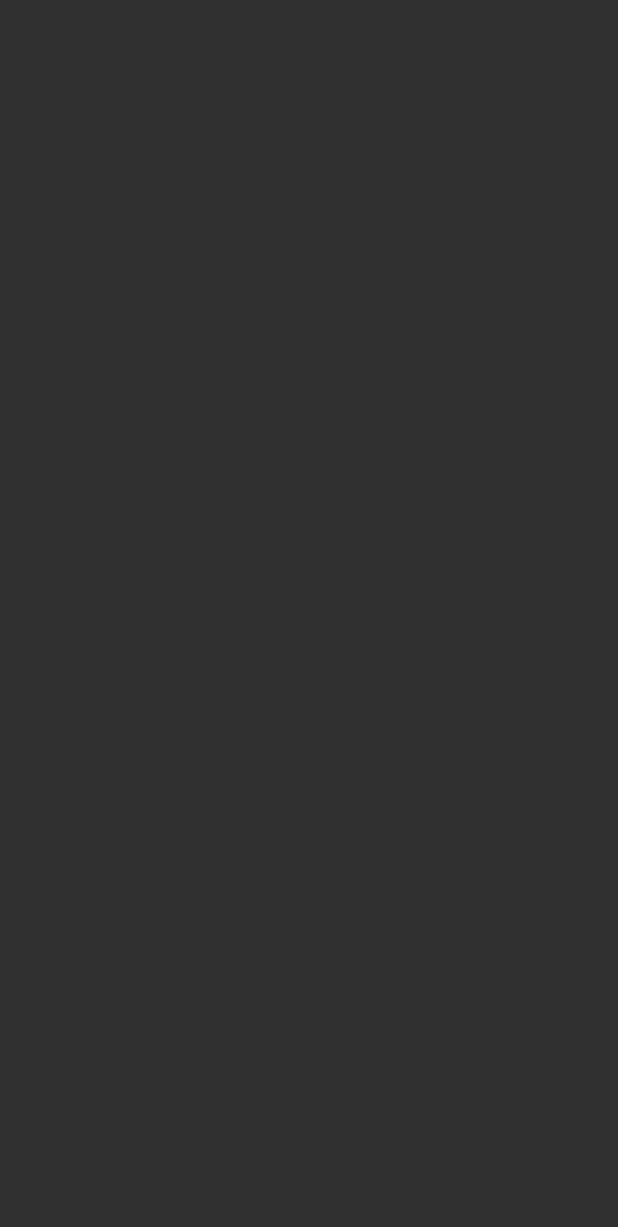
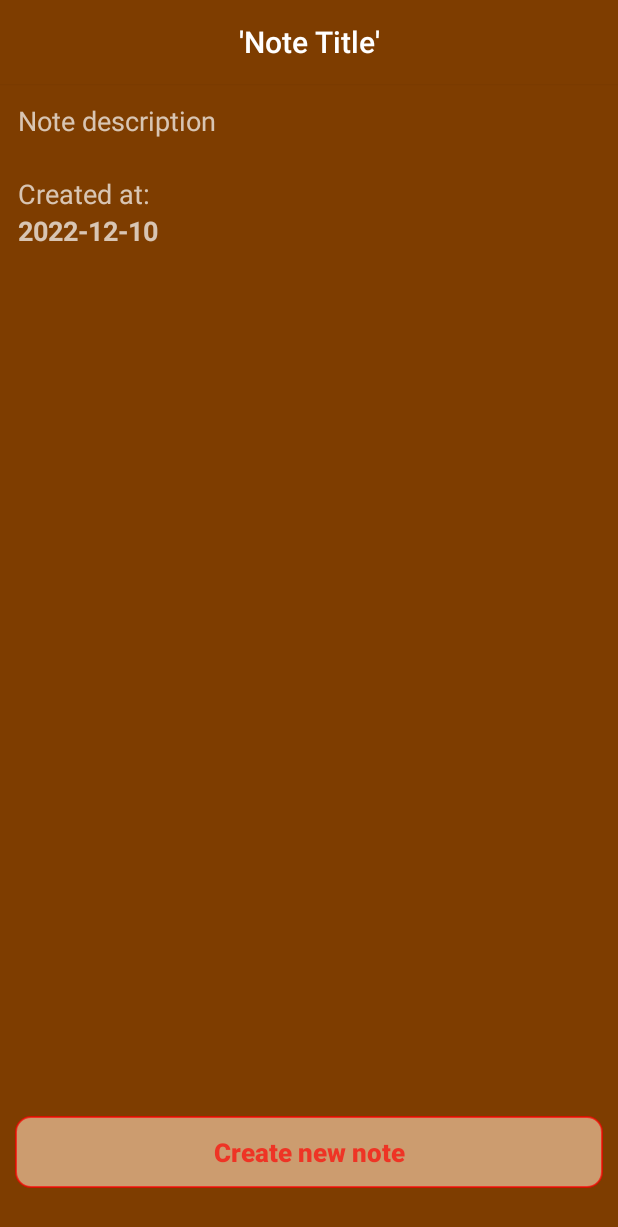
Before and after one commit to AHED200/Note_App, an Android app: the NoteDetails screen opened directly, with no data from a screen before it, on a phone screen of 412 x 824 dp. Before the commit the part shown is empty. Shown: the top 1227 px of the screen. Run offline under Robolectric (Android 15) with nearby library versions, the phone set to English and light mode, and no system bars; 3 statements that could not run were skipped.

Commit message:
Finished the NoteDetils class

```diff
--- a/app/build.gradle
+++ b/app/build.gradle
@@ -56,7 +56,6 @@ dependencies {
     implementation "androidx.legacy:legacy-support-v4:1.0.0"
     implementation 'androidx.lifecycle:lifecycle-extensions:2.2.0'
     implementation 'androidx.lifecycle:lifecycle-viewmodel-ktx:2.5.1'
-    implementation 'androidx.lifecycle:lifecycle-livedata-core-ktx:2.5.1'
 
 
     // - - Kotlin Coroutines
--- a/app/src/main/java/com/example/noteapp/Models/Note.kt
+++ b/app/src/main/java/com/example/noteapp/Models/Note.kt
@@ -3,6 +3,7 @@ package com.example.noteapp.Models
 import androidx.room.ColumnInfo
 import androidx.room.Entity
 import androidx.room.PrimaryKey
+import java.io.Serializable
 
 @Entity(tableName = "notes")
 data class Note(
@@ -13,4 +14,4 @@ data class Note(
     @ColumnInfo(name = "note_title") val noteTitle: String,
     @ColumnInfo(name = "note_description") val noteDescription: String,
     @ColumnInfo(name = "created_at") val created_at: String,
-)
+): Serializable
--- a/app/src/main/java/com/example/noteapp/Views/NoteDetails.kt
+++ b/app/src/main/java/com/example/noteapp/Views/NoteDetails.kt
@@ -1,12 +1,43 @@
 package com.example.noteapp.Views
 
+import NoteViewModel
+import android.os.Build
 import android.os.Bundle
+import android.widget.Toast
+import androidx.annotation.RequiresApi
 import androidx.appcompat.app.AppCompatActivity
-import com.example.noteapp.R
+import com.example.noteapp.Models.Note
+import com.example.noteapp.databinding.ActivityNoteDetailsBinding
 
 class NoteDetails : AppCompatActivity() {
+
+    var isNoteDeleted=0
+
+    @RequiresApi(Build.VERSION_CODES.TIRAMISU)
     override fun onCreate(savedInstanceState: Bundle?) {
         super.onCreate(savedInstanceState)
-        setContentView(R.layout.activity_note_details)
+
+        val binding = ActivityNoteDetailsBinding.inflate(layoutInflater)
+        val note: Note? = this.intent.getSerializableExtra("note", Note::class.java)
+
+        setContentView(binding.root)
+
+        binding.topAppBar.title=note!!.noteTitle
+        binding.noteDescription.text=note.noteDescription
+        binding.noteDate.text=note.created_at
+
+        binding.butDeleteNote.setOnClickListener{
+            val viewModel=NoteViewModel(this)
+            viewModel.deleteNote(note)
+            isNoteDeleted=1
+
+            Toast.makeText(this, "The note is deleted successfully", Toast.LENGTH_SHORT).show()
+            finish()
+        }
+    }
+
+    override fun finish() {
+        setResult(isNoteDeleted)
+        super.finish()
     }
 }
--- /dev/null
+++ b/app/src/main/res/drawable/delete_button_style.xml
@@ -0,0 +1,8 @@
+<?xml version="1.0" encoding="utf-8"?>
+<shape xmlns:android="http://schemas.android.com/apk/res/android">
+    <corners android:radius="10dp"/>
+    <solid android:color="@color/brown"/>
+    <stroke android:color="@color/red"
+        android:width="1dp"/>
+
+</shape>
--- a/app/src/main/res/layout/activity_note_details.xml
+++ b/app/src/main/res/layout/activity_note_details.xml
@@ -4,6 +4,73 @@
     xmlns:tools="http://schemas.android.com/tools"
     android:layout_width="match_parent"
     android:layout_height="match_parent"
+    android:background="@color/dark_brown"
     tools:context=".Views.NoteDetails">
 
+    <LinearLayout
+        android:id="@+id/linearLayout"
+        android:layout_width="match_parent"
+        android:layout_height="match_parent"
+        android:orientation="vertical">
+
+        <com.google.android.material.appbar.AppBarLayout
+            android:id="@+id/appBarLayout"
+            android:layout_width="match_parent"
+            android:layout_height="wrap_content"
+            android:background="@color/dark_brown"
+            android:outlineSpotShadowColor="@color/dark_brown"
+            tools:ignore="MissingConstraints">
+
+            <com.google.android.material.appbar.MaterialToolbar
+                android:id="@+id/topAppBar"
+                android:layout_width="match_parent"
+                android:layout_height="?attr/actionBarSize"
+                app:title="'Note Title'"
+                app:titleCentered="true"
+                app:titleTextColor="@color/white" />
+        </com.google.android.material.appbar.AppBarLayout>
+
+
+        <TextView
+            android:id="@+id/noteDescription"
+            android:layout_width="wrap_content"
+            android:layout_height="wrap_content"
+            android:layout_margin="12dp"
+            android:text="Note description"
+            android:textSize="18dp" />
+
+        <TextView
+            android:layout_width="wrap_content"
+            android:layout_height="wrap_content"
+            android:layout_marginStart="12dp"
+            android:layout_marginTop="12dp"
+            android:text="Created at:"
+            android:textSize="18dp" />
+
+        <TextView
+            android:id="@+id/noteDate"
+            android:layout_width="wrap_content"
+            android:layout_height="wrap_content"
+            android:layout_marginStart="12dp"
+            android:text="2022-12-10"
+            android:textSize="18dp"
+            android:textStyle="bold" />
+    </LinearLayout>
+
+
+    <Button
+        android:id="@+id/butDeleteNote"
+        android:layout_width="match_parent"
+        android:layout_height="wrap_content"
+        android:layout_marginHorizontal="10dp"
+        android:background="@drawable/delete_button_style"
+        android:stateListAnimator="@null"
+        android:text="@string/create_new_note"
+        android:textAllCaps="false"
+        android:textColor="@color/red"
+        android:textSize="17dp"
+        android:textStyle="bold"
+        app:layout_constraintBottom_toBottomOf="parent"
+        android:layout_marginBottom="32dp" />
+
 </androidx.constraintlayout.widget.ConstraintLayout>
```
Also changed, not shown: app/src/main/java/com/example/noteapp/Helper/NotesRecyclerViewAdapter.kt (+16 -2 lines), app/src/main/java/com/example/noteapp/Views/CreateNote.kt (+10 -2 lines), app/src/main/java/com/example/noteapp/Views/MainActivity.kt (+17 -3 lines).
